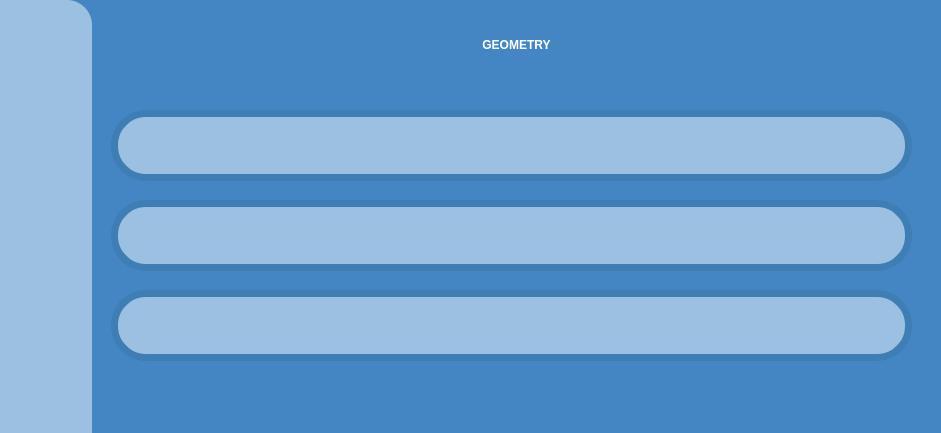
Above: AGUniverse/presentationLayer/geometry.ui from codingburgas/sprint-eschool-ag-universe before the change; both pictures show x 159 to 1100 and y 0 to 433 of the 1100 by 720 pixel window. Below: the same form after it.
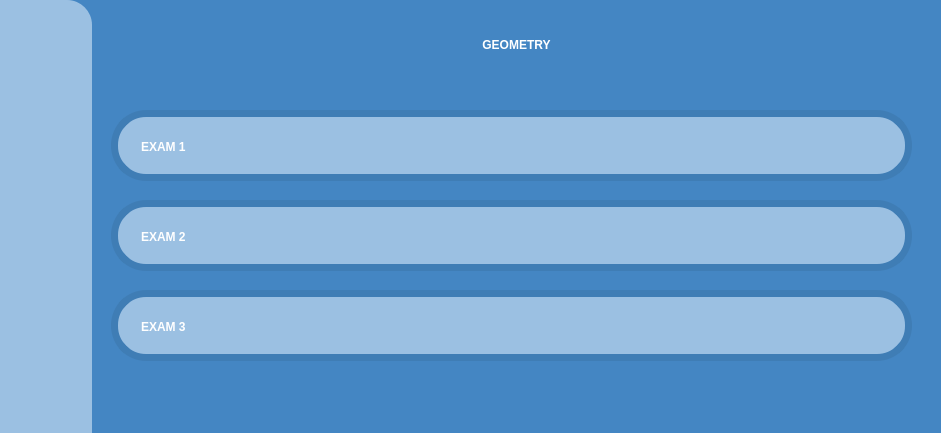
That is the form after the change. Icons and pictures are not drawn.

Commit message: Finish math exams (Close #28)

```diff
--- a/AGUniverse/presentationLayer/geometry.ui
+++ b/AGUniverse/presentationLayer/geometry.ui
@@ -413,12 +413,132 @@
     <string/>
    </property>
   </widget>
+  <widget class="QPushButton" name="geometryButton1">
+   <property name="geometry">
+    <rect>
+     <x>280</x>
+     <y>120</y>
+     <width>781</width>
+     <height>51</height>
+    </rect>
+   </property>
+   <property name="styleSheet">
+    <string notr="true">background-color:rgba(0, 0, 0, 0);
+border-radius:35px;</string>
+   </property>
+   <property name="text">
+    <string/>
+   </property>
+  </widget>
+  <widget class="QPushButton" name="geometryButton2">
+   <property name="geometry">
+    <rect>
+     <x>280</x>
+     <y>210</y>
+     <width>781</width>
+     <height>51</height>
+    </rect>
+   </property>
+   <property name="styleSheet">
+    <string notr="true">background-color:rgba(0, 0, 0, 0);
+border-radius:35px;</string>
+   </property>
+   <property name="text">
+    <string/>
+   </property>
+  </widget>
+  <widget class="QPushButton" name="geometryButton3">
+   <property name="geometry">
+    <rect>
+     <x>280</x>
+     <y>300</y>
+     <width>781</width>
+     <height>51</height>
+    </rect>
+   </property>
+   <property name="styleSheet">
+    <string notr="true">background-color:rgba(0, 0, 0, 0);
+border-radius:35px;</string>
+   </property>
+   <property name="text">
+    <string/>
+   </property>
+  </widget>
+  <widget class="QLabel" name="Exam1Label">
+   <property name="geometry">
+    <rect>
+     <x>300</x>
+     <y>102</y>
+     <width>451</width>
+     <height>91</height>
+    </rect>
+   </property>
+   <property name="whatsThis">
+    <string>&lt;html&gt;&lt;head/&gt;&lt;body&gt;&lt;p&gt;EXAM 1&lt;/p&gt;&lt;/body&gt;&lt;/html&gt;</string>
+   </property>
+   <property name="styleSheet">
+    <string notr="true">color:white;
+font-weight:bold;
+font: 45pt &quot;Aura&quot;;</string>
+   </property>
+   <property name="text">
+    <string>&lt;html&gt;&lt;head/&gt;&lt;body&gt;&lt;p&gt;EXAM 1&lt;/p&gt;&lt;/body&gt;&lt;/html&gt;</string>
+   </property>
+  </widget>
+  <widget class="QLabel" name="Exam2Label">
+   <property name="geometry">
+    <rect>
+     <x>300</x>
+     <y>192</y>
+     <width>451</width>
+     <height>91</height>
+    </rect>
+   </property>
+   <property name="whatsThis">
+    <string>&lt;html&gt;&lt;head/&gt;&lt;body&gt;&lt;p&gt;EXAM 1&lt;/p&gt;&lt;/body&gt;&lt;/html&gt;</string>
+   </property>
+   <property name="styleSheet">
+    <string notr="true">color:white;
+font-weight:bold;
+font: 45pt &quot;Aura&quot;;</string>
+   </property>
+   <property name="text">
+    <string>&lt;html&gt;&lt;head/&gt;&lt;body&gt;&lt;p&gt;EXAM 2&lt;/p&gt;&lt;/body&gt;&lt;/html&gt;</string>
+   </property>
+  </widget>
+  <widget class="QLabel" name="Exam2Label_2">
+   <property name="geometry">
+    <rect>
+     <x>300</x>
+     <y>282</y>
+     <width>451</width>
+     <height>91</height>
+    </rect>
+   </property>
+   <property name="whatsThis">
+    <string>&lt;html&gt;&lt;head/&gt;&lt;body&gt;&lt;p&gt;EXAM 1&lt;/p&gt;&lt;/body&gt;&lt;/html&gt;</string>
+   </property>
+   <property name="styleSheet">
+    <string notr="true">color:white;
+font-weight:bold;
+font: 45pt &quot;Aura&quot;;</string>
+   </property>
+   <property name="text">
+    <string>&lt;html&gt;&lt;head/&gt;&lt;body&gt;&lt;p&gt;EXAM 3&lt;/p&gt;&lt;/body&gt;&lt;/html&gt;</string>
+   </property>
+  </widget>
   <zorder>backgroundblue_bg</zorder>
   <zorder>frame_2</zorder>
   <zorder>titleLabel</zorder>
   <zorder>exam1</zorder>
   <zorder>exam1_2</zorder>
   <zorder>exam1_3</zorder>
+  <zorder>Exam1Label</zorder>
+  <zorder>Exam2Label</zorder>
+  <zorder>Exam2Label_2</zorder>
+  <zorder>geometryButton1</zorder>
+  <zorder>geometryButton2</zorder>
+  <zorder>geometryButton3</zorder>
  </widget>
  <resources>
   <include location="../resources.qrc"/>
```
The commit also changes 12 other files.
